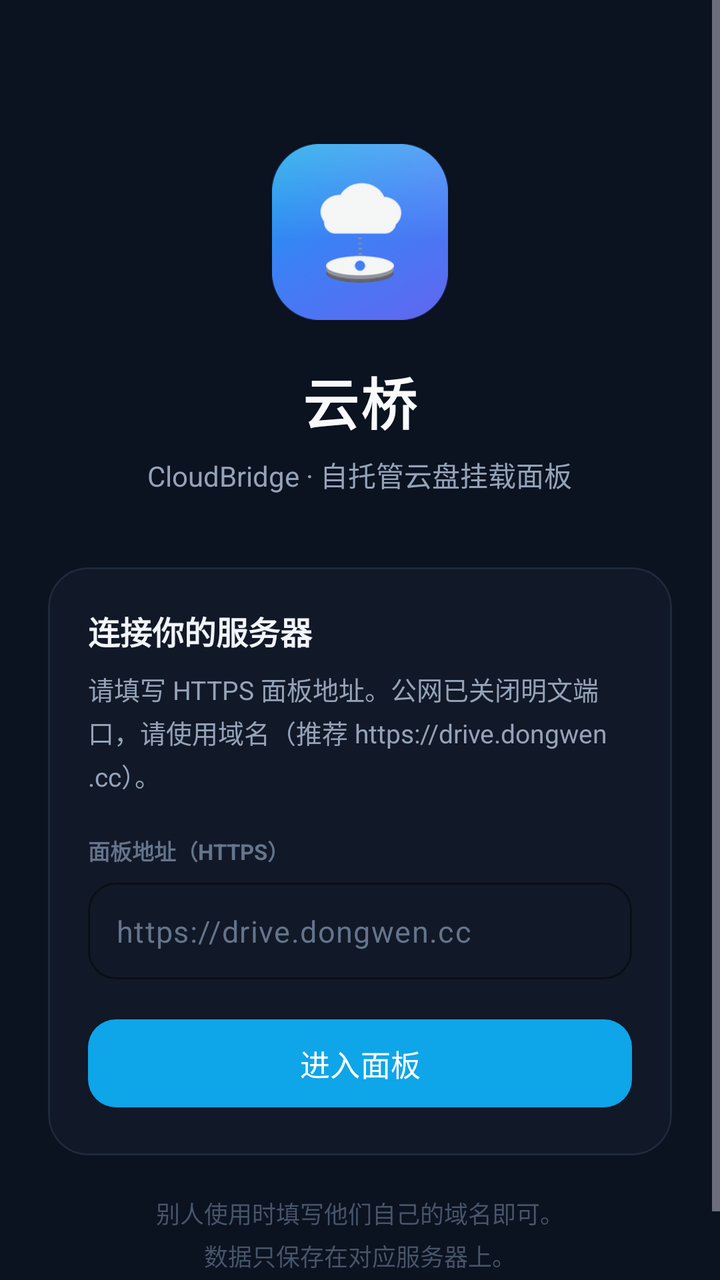
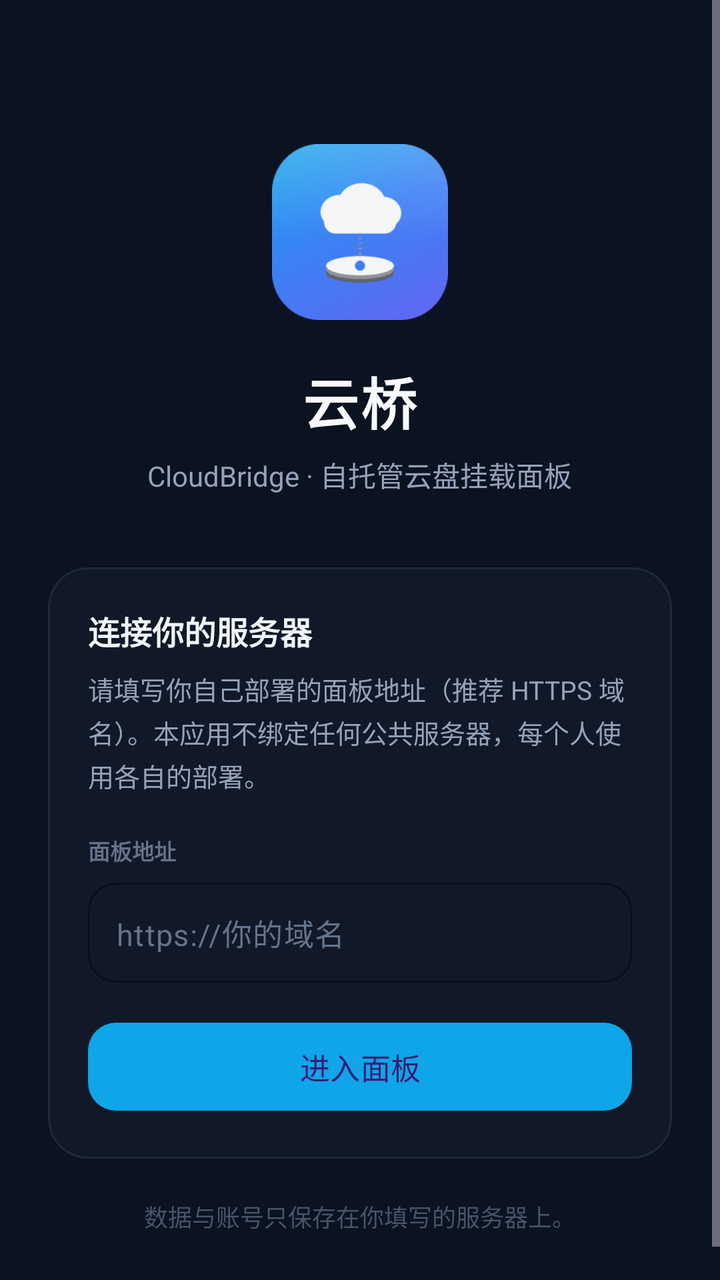

The first picture is an Android layout as it rendered before a commit; the second is the same layout after the commit. The layout source and the unified diff follow.
<!-- AndroidManifest.xml: application theme Theme.CloudBridge -->
<!-- res/layout/activity_main.xml -->
<?xml version="1.0" encoding="utf-8"?>
<FrameLayout xmlns:android="http://schemas.android.com/apk/res/android"
    xmlns:app="http://schemas.android.com/apk/res-auto"
    android:id="@+id/root"
    android:layout_width="match_parent"
    android:layout_height="match_parent"
    android:background="#0B1220"
    android:fitsSystemWindows="false">

    
    <androidx.swiperefreshlayout.widget.SwipeRefreshLayout
        android:id="@+id/swipe"
        android:layout_width="match_parent"
        android:layout_height="match_parent"
        android:visibility="gone">

        <WebView
            android:id="@+id/webview"
            android:layout_width="match_parent"
            android:layout_height="match_parent" />
    </androidx.swiperefreshlayout.widget.SwipeRefreshLayout>

    
    <ProgressBar
        android:id="@+id/progress"
        style="?android:attr/progressBarStyleHorizontal"
        android:layout_width="match_parent"
        android:layout_height="2dp"
        android:layout_gravity="top"
        android:indeterminate="true"
        android:progressTint="#38BDF8"
        android:visibility="gone" />

    
    <com.google.android.material.floatingactionbutton.FloatingActionButton
        android:id="@+id/fabMenu"
        android:layout_width="wrap_content"
        android:layout_height="wrap_content"
        android:layout_gravity="bottom|end"
        android:layout_margin="18dp"
        android:contentDescription="@string/menu_settings"
        android:visibility="gone"
        app:backgroundTint="#1E293B"
        app:borderWidth="0dp"
        app:elevation="6dp"
        app:fabSize="mini"
        app:srcCompat="@android:drawable/ic_menu_manage"
        app:tint="#E2E8F0" />

    
    <ScrollView
        android:id="@+id/setup"
        android:layout_width="match_parent"
        android:layout_height="match_parent"
        android:fillViewport="true"
        android:visibility="visible">

        <LinearLayout
            android:layout_width="match_parent"
            android:layout_height="wrap_content"
            android:gravity="center_horizontal"
            android:orientation="vertical"
            android:paddingHorizontal="24dp"
            android:paddingTop="72dp"
            android:paddingBottom="40dp">

            <ImageView
                android:layout_width="88dp"
                android:layout_height="88dp"
                android:contentDescription="@string/app_name"
                android:elevation="8dp"
                android:src="@drawable/ic_launcher" />

            <TextView
                android:layout_width="wrap_content"
                android:layout_height="wrap_content"
                android:layout_marginTop="20dp"
                android:letterSpacing="0.04"
                android:text="@string/brand_title"
                android:textColor="#F8FAFC"
                android:textSize="28sp"
                android:textStyle="bold" />

            <TextView
                android:layout_width="wrap_content"
                android:layout_height="wrap_content"
                android:layout_marginTop="6dp"
                android:text="@string/brand_subtitle"
                android:textColor="#94A3B8"
                android:textSize="14sp" />

            
            <com.google.android.material.card.MaterialCardView
                android:layout_width="match_parent"
                android:layout_height="wrap_content"
                android:layout_marginTop="36dp"
                app:cardBackgroundColor="#111827"
                app:cardCornerRadius="20dp"
                app:cardElevation="0dp"
                app:strokeColor="#1E293B"
                app:strokeWidth="1dp">

                <LinearLayout
                    android:layout_width="match_parent"
                    android:layout_height="wrap_content"
                    android:orientation="vertical"
                    android:padding="20dp">

                    <TextView
                        android:layout_width="match_parent"
                        android:layout_height="wrap_content"
                        android:text="@string/setup_heading"
                        android:textColor="#F1F5F9"
                        android:textSize="16sp"
                        android:textStyle="bold" />

                    <TextView
                        android:layout_width="match_parent"
                        android:layout_height="wrap_content"
                        android:layout_marginTop="8dp"
                        android:lineSpacingExtra="3dp"
                        android:text="@string/setup_desc"
                        android:textColor="#94A3B8"
                        android:textSize="13sp" />

                    <TextView
                        android:layout_width="match_parent"
                        android:layout_height="wrap_content"
                        android:layout_marginTop="20dp"
                        android:text="@string/server_url_title"
                        android:textAllCaps="true"
                        android:textColor="#64748B"
                        android:textSize="11sp"
                        android:textStyle="bold" />

                    <com.google.android.material.textfield.TextInputLayout
                        android:layout_width="match_parent"
                        android:layout_height="wrap_content"
                        android:layout_marginTop="8dp"
                        app:boxBackgroundMode="outline"
                        app:boxCornerRadiusBottomEnd="14dp"
                        app:boxCornerRadiusBottomStart="14dp"
                        app:boxCornerRadiusTopEnd="14dp"
                        app:boxCornerRadiusTopStart="14dp"
                        app:boxStrokeColor="#334155"
                        app:hintEnabled="false">

                        <com.google.android.material.textfield.TextInputEditText
                            android:id="@+id/serverUrl"
                            android:layout_width="match_parent"
                            android:layout_height="wrap_content"
                            android:hint="@string/server_url_hint"
                            android:inputType="textUri"
                            android:padding="14dp"
                            android:textColor="#F8FAFC"
                            android:textColorHint="#64748B"
                            android:textSize="15sp" />
                    </com.google.android.material.textfield.TextInputLayout>

                    <com.google.android.material.button.MaterialButton
                        android:id="@+id/saveBtn"
                        android:layout_width="match_parent"
                        android:layout_height="52dp"
                        android:layout_marginTop="16dp"
                        android:text="@string/save_and_open"
                        android:textAllCaps="false"
                        android:textSize="15sp"
                        app:backgroundTint="#0EA5E9"
                        app:cornerRadius="14dp" />

                    <com.google.android.material.button.MaterialButton
                        android:id="@+id/cancelSetupBtn"
                        style="@style/Widget.Material3.Button.TextButton"
                        android:layout_width="match_parent"
                        android:layout_height="wrap_content"
                        android:layout_marginTop="4dp"
                        android:text="@string/cancel_setup"
                        android:textAllCaps="false"
                        android:textColor="#64748B"
                        android:visibility="gone" />
                </LinearLayout>
            </com.google.android.material.card.MaterialCardView>

            <TextView
                android:layout_width="match_parent"
                android:layout_height="wrap_content"
                android:layout_marginTop="20dp"
                android:gravity="center"
                android:lineSpacingExtra="4dp"
                android:text="@string/setup_footer"
                android:textColor="#475569"
                android:textSize="12sp" />
        </LinearLayout>
    </ScrollView>
</FrameLayout>
<!-- resources referenced by this layout -->
<resources>
  <!-- drawable ic_launcher: png bitmap (drawable, 16747 bytes) -->
  <string name="app_name">云桥</string>
  <string name="brand_subtitle">CloudBridge · 自托管云盘挂载面板</string>
  <string name="brand_title">云桥</string>
  <string name="cancel_setup">返回</string>
  <string name="menu_settings">设置</string>
  <string name="save_and_open">进入面板</string>
  <string name="server_url_hint">https://drive.dongwen.cc</string>
  <string name="server_url_title">面板地址（HTTPS）</string>
  <string name="setup_desc">请填写 HTTPS 面板地址。公网已关闭明文端口，请使用域名（推荐 https://drive.dongwen.cc）。</string>
  <string name="setup_footer">别人使用时填写他们自己的域名即可。\n数据只保存在对应服务器上。</string>
  <string name="setup_heading">连接你的服务器</string>
  <style name="Theme.CloudBridge" parent="Theme.Material3.Dark.NoActionBar">
          <item name="colorPrimary">#0EA5E9</item>
          <item name="colorOnPrimary">#FFFFFF</item>
          <item name="colorPrimaryContainer">#0C4A6E</item>
          <item name="colorSecondary">#6366F1</item>
          <item name="android:statusBarColor">@android:color/transparent</item>
          <item name="android:navigationBarColor">#0B1220</item>
          <item name="android:windowBackground">#0B1220</item>
          <item name="android:windowLightStatusBar">false</item>
          <item name="android:windowDrawsSystemBarBackgrounds">true</item>
          <item name="android:enforceNavigationBarContrast">false</item>
          <item name="android:enforceStatusBarContrast">false</item>
      </style>
</resources>

<!-- the commit's change to res/layout/activity_main.xml (unified diff, before → after) -->
@@ -17,18 +17,47 @@
         <WebView
             android:id="@+id/webview"
             android:layout_width="match_parent"
-            android:layout_height="match_parent" />
+            android:layout_height="match_parent"
+            android:background="#0B1220" />
     </androidx.swiperefreshlayout.widget.SwipeRefreshLayout>
+
+    
+    <LinearLayout
+        android:id="@+id/loading"
+        android:layout_width="match_parent"
+        android:layout_height="match_parent"
+        android:background="#0B1220"
+        android:gravity="center"
+        android:orientation="vertical"
+        android:visibility="gone">
+
+        <ProgressBar
+            android:layout_width="40dp"
+            android:layout_height="40dp"
+            android:indeterminate="true"
+            android:indeterminateTint="#38BDF8" />
+
+        <TextView
+            android:id="@+id/loadingText"
+            android:layout_width="wrap_content"
+            android:layout_height="wrap_content"
+            android:layout_marginTop="14dp"
+            android:text="@string/loading"
+            android:textColor="#94A3B8"
+            android:textSize="14sp" />
+    </LinearLayout>
 
     
     <ProgressBar
         android:id="@+id/progress"
         style="?android:attr/progressBarStyleHorizontal"
         android:layout_width="match_parent"
-        android:layout_height="2dp"
+        android:layout_height="3dp"
         android:layout_gravity="top"
-        android:indeterminate="true"
+        android:max="100"
+        android:progress="0"
         android:progressTint="#38BDF8"
+        android:progressBackgroundTint="#1E293B"
         android:visibility="gone" />
 
     
@@ -89,7 +118,6 @@
                 android:textColor="#94A3B8"
                 android:textSize="14sp" />
 
-            
             <com.google.android.material.card.MaterialCardView
                 android:layout_width="match_parent"
                 android:layout_height="wrap_content"
<!-- resource entries referenced after the edit -->
@@ -5,25 +5,19 @@
   <string name="brand_subtitle">CloudBridge · 自托管云盘挂载面板</string>
   <string name="brand_title">云桥</string>
   <string name="cancel_setup">返回</string>
+  <string name="loading">正在加载面板…</string>
   <string name="menu_settings">设置</string>
   <string name="save_and_open">进入面板</string>
-  <string name="server_url_hint">https://drive.dongwen.cc</string>
-  <string name="server_url_title">面板地址（HTTPS）</string>
-  <string name="setup_desc">请填写 HTTPS 面板地址。公网已关闭明文端口，请使用域名（推荐 https://drive.dongwen.cc）。</string>
-  <string name="setup_footer">别人使用时填写他们自己的域名即可。\n数据只保存在对应服务器上。</string>
+  <string name="server_url_hint">https://你的域名</string>
+  <string name="server_url_title">面板地址</string>
+  <string name="setup_desc">请填写你自己部署的面板地址（推荐 HTTPS 域名）。本应用不绑定任何公共服务器，每个人使用各自的部署。</string>
+  <string name="setup_footer">数据与账号只保存在你填写的服务器上。</string>
   <string name="setup_heading">连接你的服务器</string>
-  <style name="Theme.CloudBridge" parent="Theme.Material3.Dark.NoActionBar">
-          <item name="colorPrimary">#0EA5E9</item>
-          <item name="colorOnPrimary">#FFFFFF</item>
-          <item name="colorPrimaryContainer">#0C4A6E</item>
-          <item name="colorSecondary">#6366F1</item>
-          <item name="android:statusBarColor">@android:color/transparent</item>
+  <style name="Theme.CloudBridge.Splash" parent="Theme.Material3.Dark.NoActionBar">
+          <item name="android:windowBackground">#0B1220</item>
+          <item name="android:statusBarColor">#0B1220</item>
           <item name="android:navigationBarColor">#0B1220</item>
-          <item name="android:windowBackground">#0B1220</item>
           <item name="android:windowLightStatusBar">false</item>
-          <item name="android:windowDrawsSystemBarBackgrounds">true</item>
-          <item name="android:enforceNavigationBarContrast">false</item>
-          <item name="android:enforceStatusBarContrast">false</item>
       </style>
 </resources>
 
